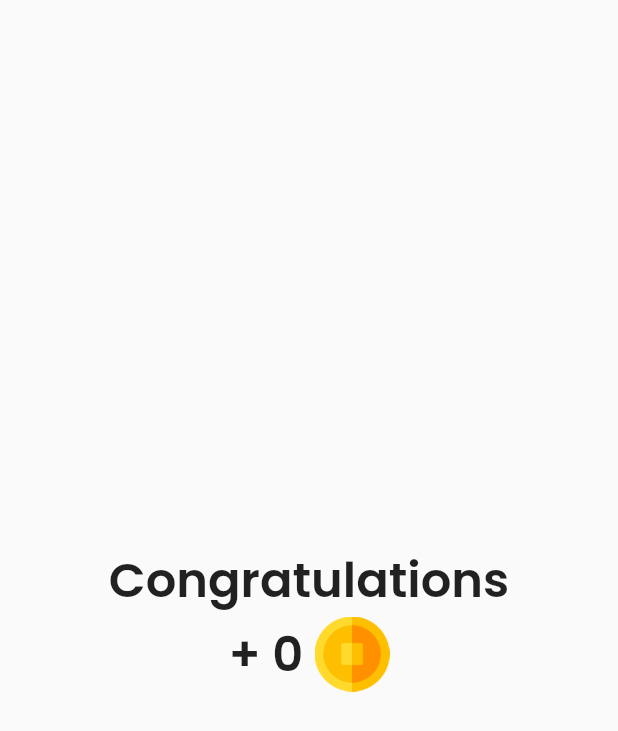
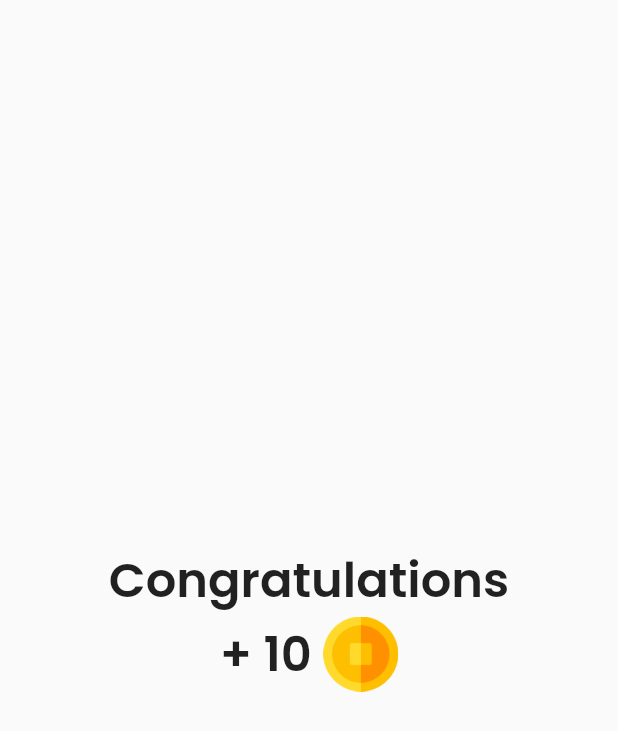
Before and after one commit to abhyas132/Food-Mattters, a Flutter app: the TestScreen screen opened directly, after a tap on "presss", on a phone screen of 412 x 824 dp. Shown: the top 731 px of the screen. Run offline on Flutter 3.47's test engine with Material 2 defaults, Android fonts, the phone set to English and light mode, and no system bars; our stand-ins replace anim_search_bar, animated_text_kit, badges, confetti, dio, firebase_auth and 21 more; missing offline and left inert: dart:ffi, flutter_phone_direct_caller, textfield_tags; accounts and stored records are empty; project files that could hold a hidden picture were left out.

Commit message:
fixing fcm

```diff
--- a/lib/main.dart
+++ b/lib/main.dart
@@ -79,7 +79,7 @@ class _MyAppState extends ConsumerState<MyApp> {
               );
             },
           ),
-      //home: const TestScreen(),
+      // home: const TestScreen(),
     );
   }
 }
--- a/lib/route/features/user_services/screens/hostel/user_info_screen.dart
+++ b/lib/route/features/user_services/screens/hostel/user_info_screen.dart
@@ -156,7 +156,7 @@ class _UserInfoScreenState extends ConsumerState<UserInfoScreen> {
                     width: 10,
                   ),
                   Text(
-                    userData.points,
+                    "300",
                     style: GoogleFonts.poppins(
                       fontSize: 17,
                       fontWeight: FontWeight.w400,
--- a/lib/route/widgets/board_widget.dart
+++ b/lib/route/widgets/board_widget.dart
@@ -22,7 +22,7 @@ class Board extends ConsumerWidget {
         borderRadius: BorderRadius.circular(10),
         color: GlobalVariables.greyBackgroundCOlor,
       ),
-      child: Row(mainAxisAlignment: MainAxisAlignment.start, children: [
+      child: Row(mainAxisAlignment: MainAxisAlignment.spaceEvenly, children: [
         Text(
           "#${i + 1}",
           style: GoogleFonts.poppins(
@@ -42,7 +42,7 @@ class Board extends ConsumerWidget {
           ),
         ),
         SizedBox(
-          width: MediaQuery.of(context).size.width * 0.3,
+          width: MediaQuery.of(context).size.width * 0.25,
         ),
         Text(
           "${lm.pp}",
--- a/lib/route/widgets/hostel/request_widget.dart
+++ b/lib/route/widgets/hostel/request_widget.dart
@@ -1,11 +1,15 @@
+import 'dart:async';
+
 import 'package:flutter/material.dart';
 import 'package:flutter_riverpod/flutter_riverpod.dart';
 import 'package:foods_matters/common/utils/show_snackbar.dart';
+import 'package:foods_matters/main.dart';
 import 'package:foods_matters/models/request_model.dart';
 import 'package:foods_matters/route/features/food_services/controller/foodpost_controller.dart';
 import 'package:foods_matters/route/features/food_services/repository/foodpost_repository.dart';
 import 'package:foods_matters/route/features/user_services/repository/user_provider.dart';
 import 'package:foods_matters/route/features/user_services/screens/hostel/status_tracking_screen.dart';
+import 'package:foods_matters/screens/congratulations_screen.dart';
 import 'package:google_fonts/google_fonts.dart';
 import 'package:loader_overlay/loader_overlay.dart';
 
--- a/lib/screens/congratulations_screen.dart
+++ b/lib/screens/congratulations_screen.dart
@@ -8,14 +8,14 @@ import 'package:flutter/material.dart';
 import 'package:foods_matters/route/features/user_services/repository/user_provider.dart';
 import 'package:google_fonts/google_fonts.dart';
 
-class MyApp extends ConsumerStatefulWidget {
-  const MyApp({super.key});
+class NewMyApp extends ConsumerStatefulWidget {
+  const NewMyApp({super.key});
 
   @override
   ConsumerState<ConsumerStatefulWidget> createState() => _MyAppState();
 }
 
-class _MyAppState extends ConsumerState<MyApp> {
+class _MyAppState extends ConsumerState<NewMyApp> {
   late ConfettiController _controllerCenter;
   late ConfettiController _controllerCenterRight;
   late ConfettiController _controllerCenterLeft;
@@ -120,7 +120,7 @@ class _MyAppState extends ConsumerState<MyApp> {
                   mainAxisAlignment: MainAxisAlignment.center,
                   children: [
                     Text(
-                      "+ $points ",
+                      "+ 10 ",
                       style: GoogleFonts.poppins(
                         fontSize: 32,
                         fontWeight: FontWeight.w600,
--- a/lib/screens/test_screen.dart
+++ b/lib/screens/test_screen.dart
@@ -53,7 +53,7 @@ class _TestScreenState extends ConsumerState<TestScreen> {
             Navigator.push(
               context,
               MaterialPageRoute(
-                builder: (context) => MyApp(),
+                builder: (context) => NewMyApp(),
               ),
             );
             // ref.watch(foodRepostitoryProvider).getAllMyReqAsConsumer();
```
Also changed, not shown: lib/route/features/user_services/repository/user_services_repository.dart (+0 -14 lines), lib/route/features/user_services/screens/common/user_registration.dart (+39 -1 lines), lib/route/features/volunteer_services/screens/food_listv.dart (+10 -0 lines), 1 other file.
